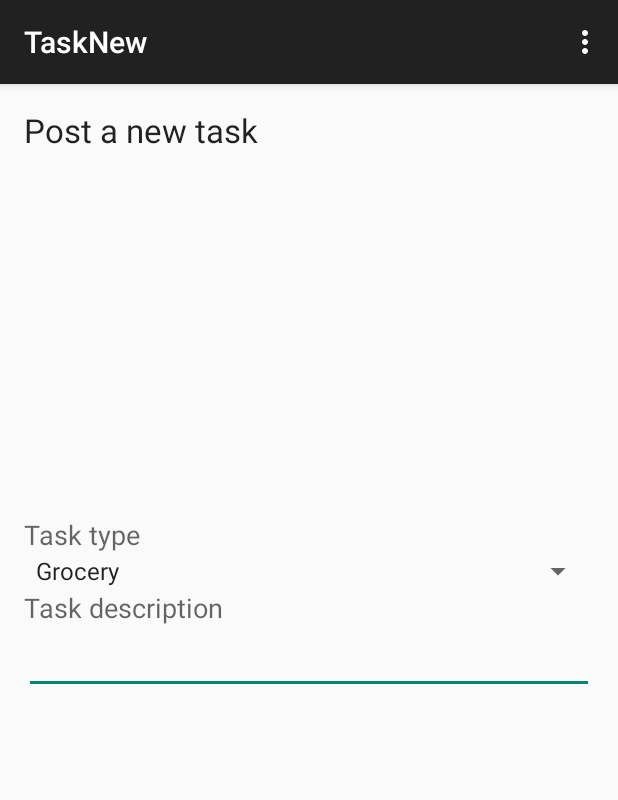
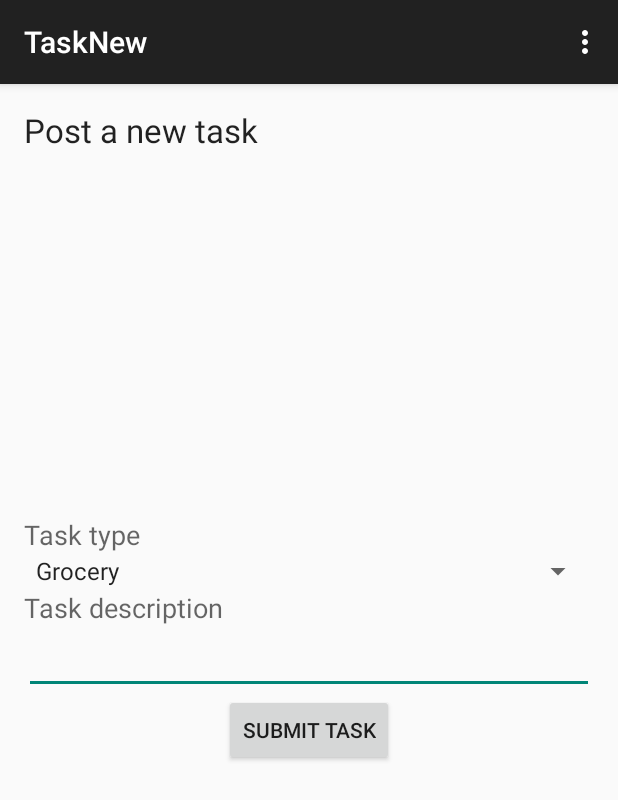
Before and after one commit to subahur/Errand-Helper, an Android app: the TaskNew screen opened directly, with no data from a screen before it, on a phone screen of 412 x 824 dp. Shown: the top 800 px of the screen. Run offline under Robolectric (Android 15) with nearby library versions, the phone set to English and light mode, and no system bars.

Commit message:
added submit task button to TaskNew, onClick it gives a pop up, later it will be added to a tasks table in db

```diff
--- a/app/src/main/res/layout/activity_task_new.xml
+++ b/app/src/main/res/layout/activity_task_new.xml
@@ -55,5 +55,14 @@
         android:layout_alignParentLeft="true"
         android:layout_alignParentStart="true" />
 
+    <Button
+        android:layout_width="wrap_content"
+        android:layout_height="wrap_content"
+        android:text="Submit Task"
+        android:id="@+id/ButtonSubmitTask"
+        android:layout_below="@+id/TFTaskName"
+        android:layout_centerHorizontal="true"
+        android:onClick="onButtonClick" />
+
 
 </RelativeLayout>
```
Also changed, not shown: app/src/main/java/com/example/snr/errand_helper/TaskNew.java (+10 -0 lines).
